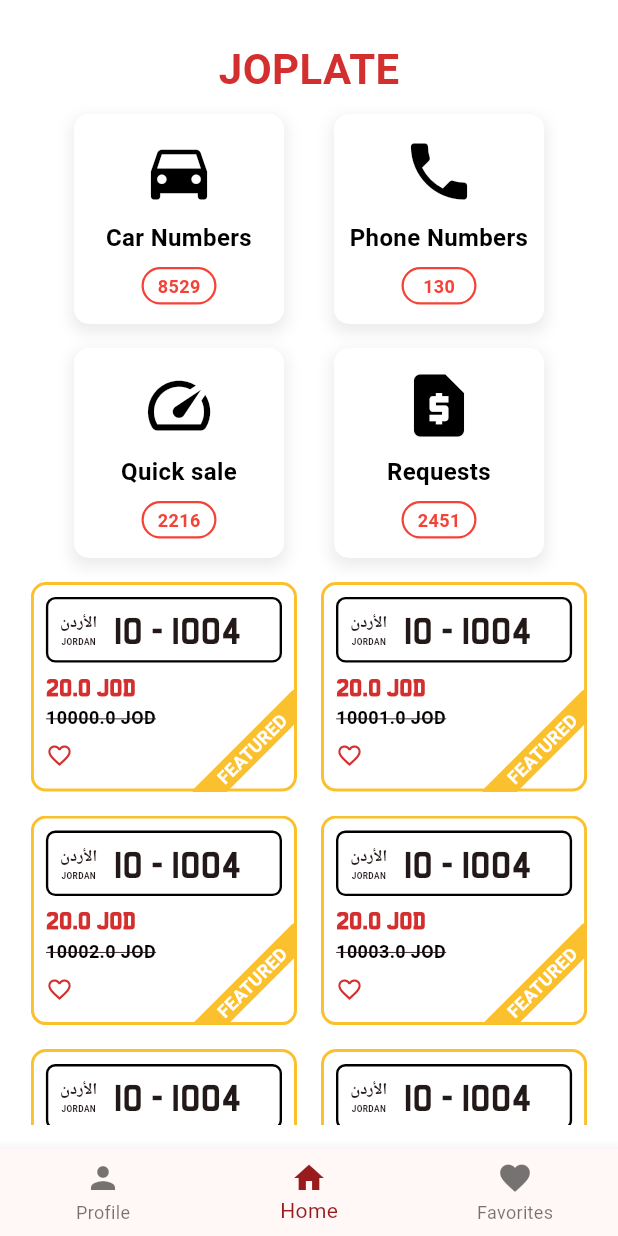
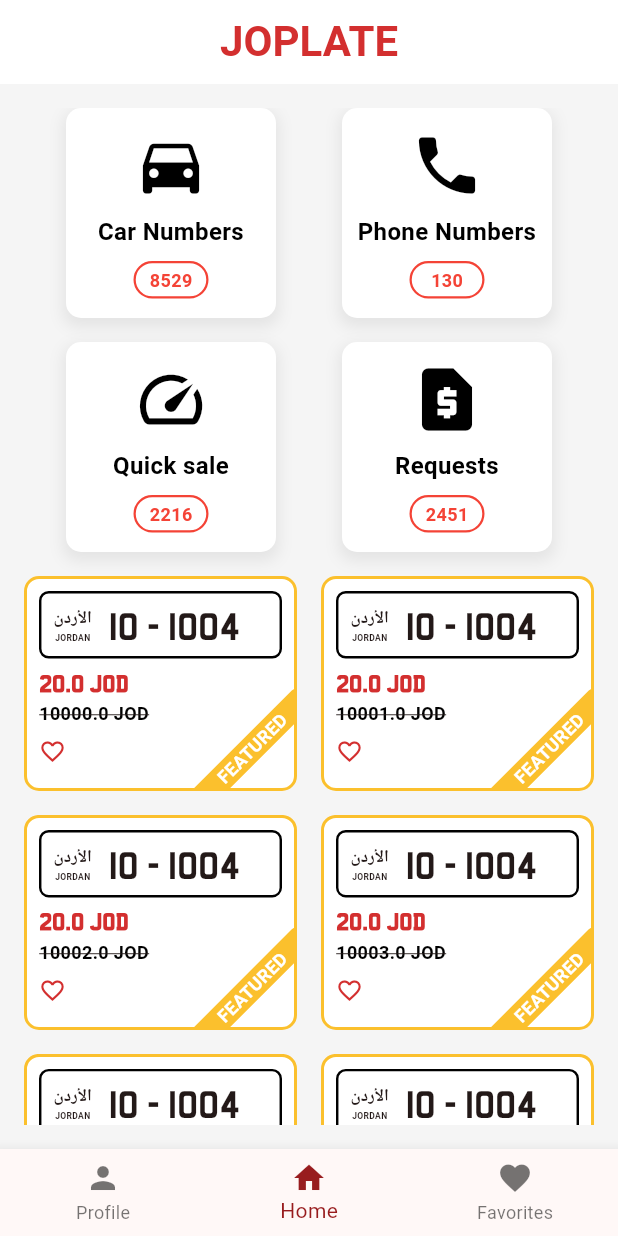
Before and after one commit to jo-plate/joplate-mobile-app, a Flutter app: the screen it shows after launch, on a phone screen of 412 x 824 dp. Run offline on Flutter 3.47's test engine with Material 3 defaults, Android fonts, the phone set to English and light mode, and no system bars; drawn by our look-alikes of carousel_slider; our stand-ins replace auto_route, cloud_firestore, firebase_auth, firebase_core, flutter_bloc, freezed_annotation and 3 more; accounts and stored records are empty.

Commit message:
homescreen facelift

```diff
--- a/lib/presentation/routes/pages/home_page/home_tab/homescreen.dart
+++ b/lib/presentation/routes/pages/home_page/home_tab/homescreen.dart
@@ -19,43 +19,31 @@ class HomePage extends StatelessWidget {
     );
     return SafeArea(
       child: Scaffold(
-        backgroundColor: Colors.white,
-        body: Column(
-          mainAxisAlignment: MainAxisAlignment.start,
-          crossAxisAlignment: CrossAxisAlignment.stretch,
-          children: [
-            const Padding(
-              padding: EdgeInsets.all(16.0),
-              child: SingleChildScrollView(
-                child: Column(
-                  children: [
-                    SizedBox(height: 10),
-                    LogoSection(),
-                    SizedBox(height: 10),
-                    CategorySection(),
-                  ],
+        appBar: AppBar(
+          title: const LogoSection(),
+          centerTitle: true,
+          elevation: 0,
+        ),
+        body: Padding(
+          padding: const EdgeInsets.symmetric(vertical: 16.0),
+          child: SingleChildScrollView(
+            child: Column(
+              children: [
+                const CategorySection(),
+                const SizedBox(height: 16),
+                CarouselSlider(
+                  options: CarouselOptions(
+                      autoPlay: true, padEnds: true, viewportFraction: 1, aspectRatio: 1, enlargeCenterPage: false),
+                  items: chunkedPlates
+                      .map((plates) => Padding(
+                            padding: const EdgeInsets.symmetric(horizontal: 16),
+                            child: PlatesListingsGrid(itemList: plates),
+                          ))
+                      .toList(),
                 ),
-              ),
+              ],
             ),
-            // const Padding(
-            //   padding: EdgeInsets.symmetric(horizontal: 16.0, vertical: 4),
-            //   child: Text('Featured', style: TextStyle(fontSize: 20, fontWeight: FontWeight.bold)),
-            // ),
-            Expanded(
-              flex: 4,
-              child: CarouselSlider(
-                options: CarouselOptions(
-                  autoPlay: true,
-                  padEnds: true,
-                  viewportFraction: 0.9,
-                  aspectRatio: 1,
-                  enlargeCenterPage: true,
-                ),
-                items: chunkedPlates.map((plates) => PlatesListingsGrid(itemList: plates)).toList(),
-              ),
-            ),
-            const SizedBox(height: 16),
-          ],
+          ),
         ),
       ),
     );
--- a/lib/presentation/theme.dart
+++ b/lib/presentation/theme.dart
@@ -7,6 +7,7 @@ final appTheme = ThemeData(
     secondary: Colors.black,
   ),
   useMaterial3: true,
+  scaffoldBackgroundColor: Colors.grey[100],
 
   // Input decoration theme for text fields
   inputDecorationTheme: InputDecorationTheme(
```
